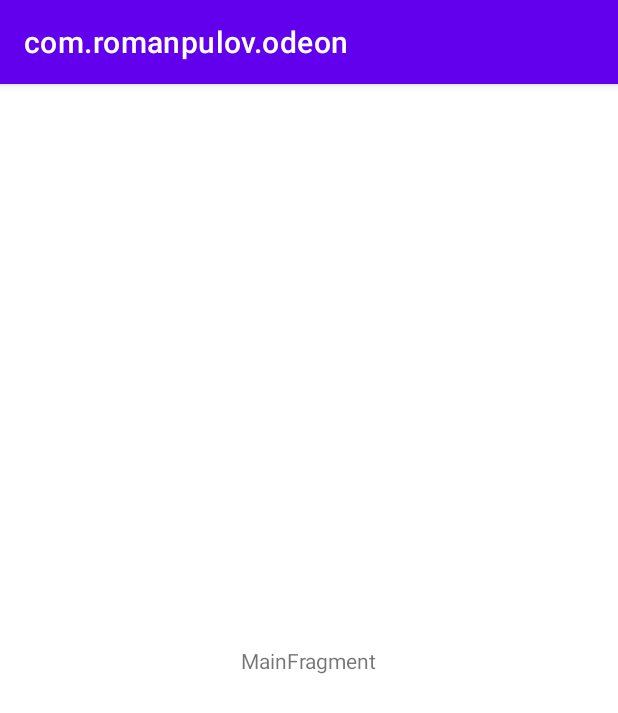
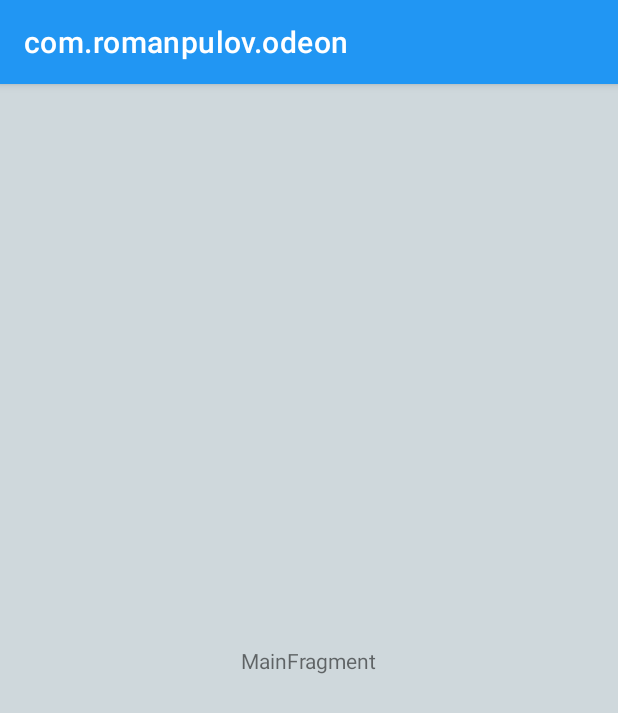
Before and after one commit to MrZeRo2000/odeon-android, an Android app: the screen it shows after launch (MainActivity), on a phone screen of 412 x 824 dp. Shown: the top 713 px of the screen. Run offline under Robolectric (Android 15) with nearby library versions, the phone set to English and light mode, and no system bars.

Commit message:
initial colors customization

```diff
--- a/app/src/main/res/values-night/themes.xml
+++ b/app/src/main/res/values-night/themes.xml
@@ -2,12 +2,12 @@
     <!-- Base application theme. -->
     <style name="Theme.Comromanpulovodeon" parent="Theme.MaterialComponents.DayNight.DarkActionBar">
         <!-- Primary brand color. -->
-        <item name="colorPrimary">@color/purple_200</item>
-        <item name="colorPrimaryVariant">@color/purple_700</item>
+        <item name="colorPrimary">@color/blue_light</item>
+        <item name="colorPrimaryVariant">@color/blue_dark</item>
         <item name="colorOnPrimary">@color/black</item>
         <!-- Secondary brand color. -->
-        <item name="colorSecondary">@color/teal_200</item>
-        <item name="colorSecondaryVariant">@color/teal_200</item>
+        <item name="colorSecondary">@color/cyan_light</item>
+        <item name="colorSecondaryVariant">@color/cyan_light</item>
         <item name="colorOnSecondary">@color/black</item>
         <!-- Status bar color. -->
         <item name="android:statusBarColor" tools:targetApi="l">?attr/colorPrimaryVariant</item>
--- a/app/src/main/res/values/colors.xml
+++ b/app/src/main/res/values/colors.xml
@@ -5,6 +5,17 @@
     <color name="purple_700">#FF3700B3</color>
     <color name="teal_200">#FF03DAC5</color>
     <color name="teal_700">#FF018786</color>
+
+    <color name="blue_light">#90caf9</color>
+    <color name="blue_middle">#2196f3</color>
+    <color name="blue_dark">#1976d2</color>
+
+    <color name="cyan_light">#80deea</color>
+    <color name="cyan_middle">#00bcd4</color>
+    <color name="cyan_dark">#0097a7</color>
+
+    <color name="blue_gray_light">#cfd8dc</color>
+
     <color name="black">#FF000000</color>
     <color name="white">#FFFFFFFF</color>
 </resources>
--- a/app/src/main/res/values/themes.xml
+++ b/app/src/main/res/values/themes.xml
@@ -2,15 +2,16 @@
     <!-- Base application theme. -->
     <style name="Theme.Comromanpulovodeon" parent="Theme.MaterialComponents.DayNight.DarkActionBar">
         <!-- Primary brand color. -->
-        <item name="colorPrimary">@color/purple_500</item>
-        <item name="colorPrimaryVariant">@color/purple_700</item>
+        <item name="colorPrimary">@color/blue_middle</item>
+        <item name="colorPrimaryVariant">@color/blue_dark</item>
         <item name="colorOnPrimary">@color/white</item>
         <!-- Secondary brand color. -->
-        <item name="colorSecondary">@color/teal_200</item>
-        <item name="colorSecondaryVariant">@color/teal_700</item>
+        <item name="colorSecondary">@color/cyan_light</item>
+        <item name="colorSecondaryVariant">@color/cyan_dark</item>
         <item name="colorOnSecondary">@color/black</item>
         <!-- Status bar color. -->
         <item name="android:statusBarColor" tools:targetApi="l">?attr/colorPrimaryVariant</item>
         <!-- Customize your theme here. -->
+        <item name="android:windowBackground">@color/blue_gray_light</item>
     </style>
 </resources>
```
Also changed, not shown: 1 other file.
